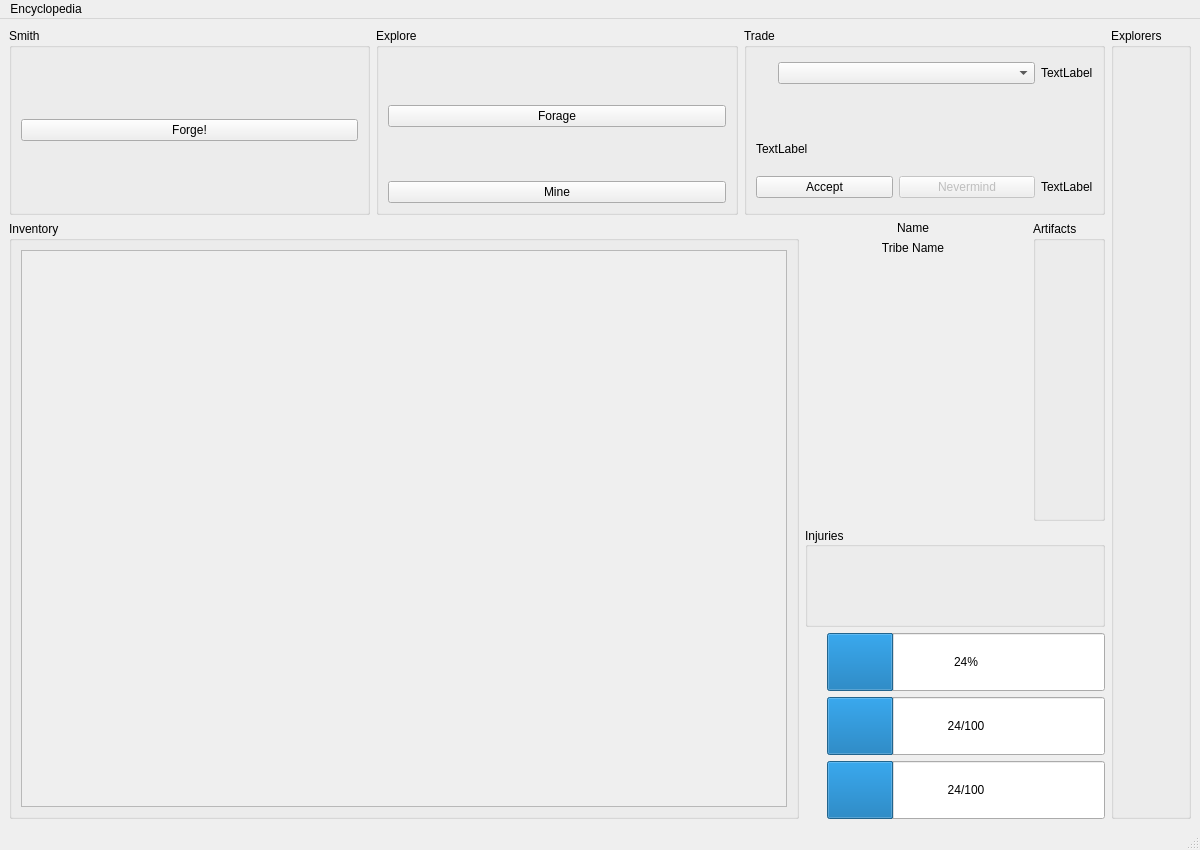
Qt form assets/ui/main.ui (pierce-smith1/aor) before a commit.
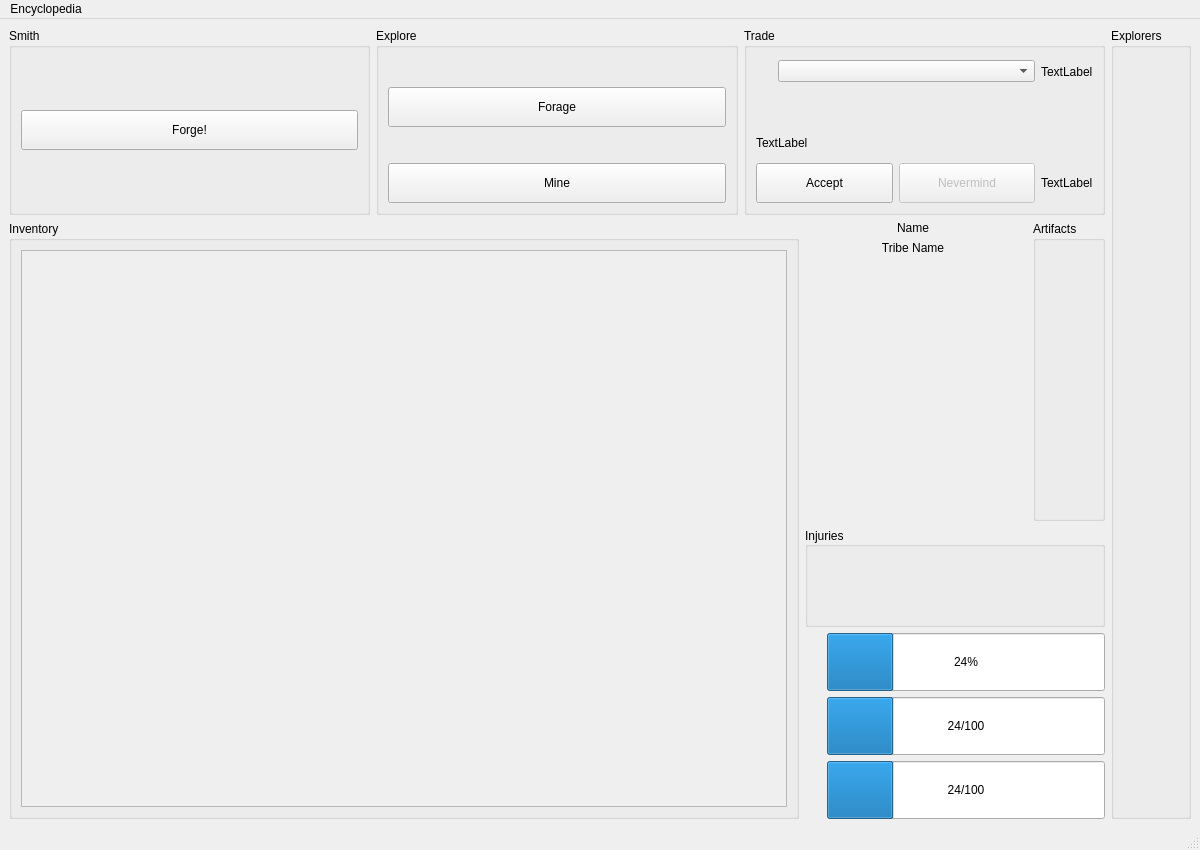
The same form after that commit. Icons and pictures are not drawn.

The edit to the form file:
```diff
--- a/assets/ui/main.ui
+++ b/assets/ui/main.ui
@@ -24,7 +24,7 @@
   </property>
   <property name="maximumSize">
    <size>
-    <width>1100</width>
+    <width>1200</width>
     <height>850</height>
    </size>
   </property>
@@ -369,7 +369,7 @@
              <property name="minimumSize">
               <size>
                <width>56</width>
-               <height>0</height>
+               <height>40</height>
               </size>
              </property>
              <property name="maximumSize">
@@ -411,7 +411,7 @@
              <property name="minimumSize">
               <size>
                <width>0</width>
-               <height>0</height>
+               <height>40</height>
               </size>
              </property>
              <property name="maximumSize">
@@ -434,6 +434,12 @@
            </item>
            <item row="4" column="0">
             <widget class="QPushButton" name="mine_button">
+             <property name="minimumSize">
+              <size>
+               <width>0</width>
+               <height>40</height>
+              </size>
+             </property>
              <property name="toolTip">
               <string>&lt;html&gt;&lt;head/&gt;&lt;body&gt;&lt;p&gt;&lt;span style=&quot; font-weight:600;&quot;&gt;Mine &lt;/span&gt;to discover earthly materials you can use to craft new items.&lt;/p&gt;&lt;/body&gt;&lt;/html&gt;</string>
              </property>
@@ -512,6 +518,12 @@
           <layout class="QHBoxLayout" name="horizontalLayout">
            <item>
             <widget class="QPushButton" name="trade_accept_button">
+             <property name="minimumSize">
+              <size>
+               <width>0</width>
+               <height>40</height>
+              </size>
+             </property>
              <property name="toolTip">
               <string>&lt;html&gt;&lt;head/&gt;&lt;body&gt;&lt;p&gt;&lt;span style=&quot; font-weight:600;&quot;&gt;Trade &lt;/span&gt;with other expeditions to quickly recieve items you need. &lt;/p&gt;&lt;p&gt;Every other player running Aegis of Rhodon will appear in the drop-down above. You may propose an offer at any time and all other players will instantly see it. Once two trading parties accept a trade simultaneously, the current explorer will carry out the trade.&lt;/p&gt;&lt;p&gt;To accept a trade, your offer &lt;span style=&quot; font-weight:600;&quot;&gt;must match &lt;/span&gt;the other party's in terms of &lt;span style=&quot; font-weight:600;&quot;&gt;cumulative item level&lt;/span&gt;. The current explorer must also not be doing anything. If you have accepted a trade and the other party changes their offer, you will automatically unaccept it.&lt;/p&gt;&lt;/body&gt;&lt;/html&gt;</string>
              </property>
@@ -529,6 +541,12 @@
              <property name="enabled">
               <bool>false</bool>
              </property>
+             <property name="minimumSize">
+              <size>
+               <width>0</width>
+               <height>40</height>
+              </size>
+             </property>
              <property name="text">
               <string>Nevermind</string>
              </property>
```
Left out of the diff: 3 changed lines with no effect on the pictures.
